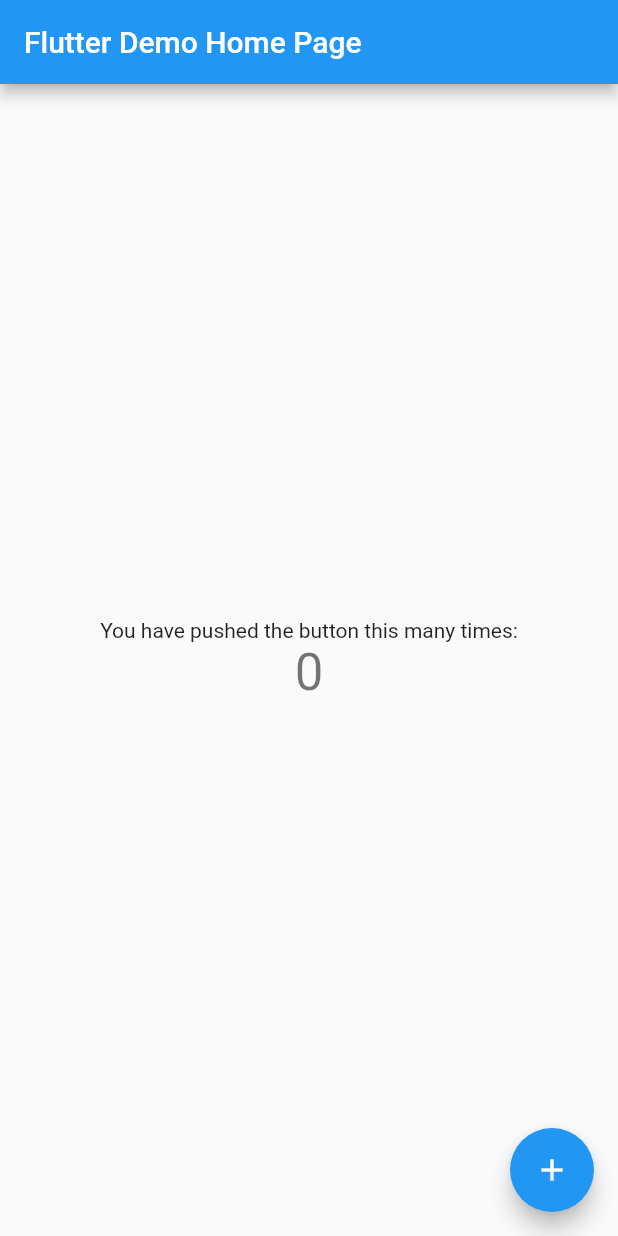
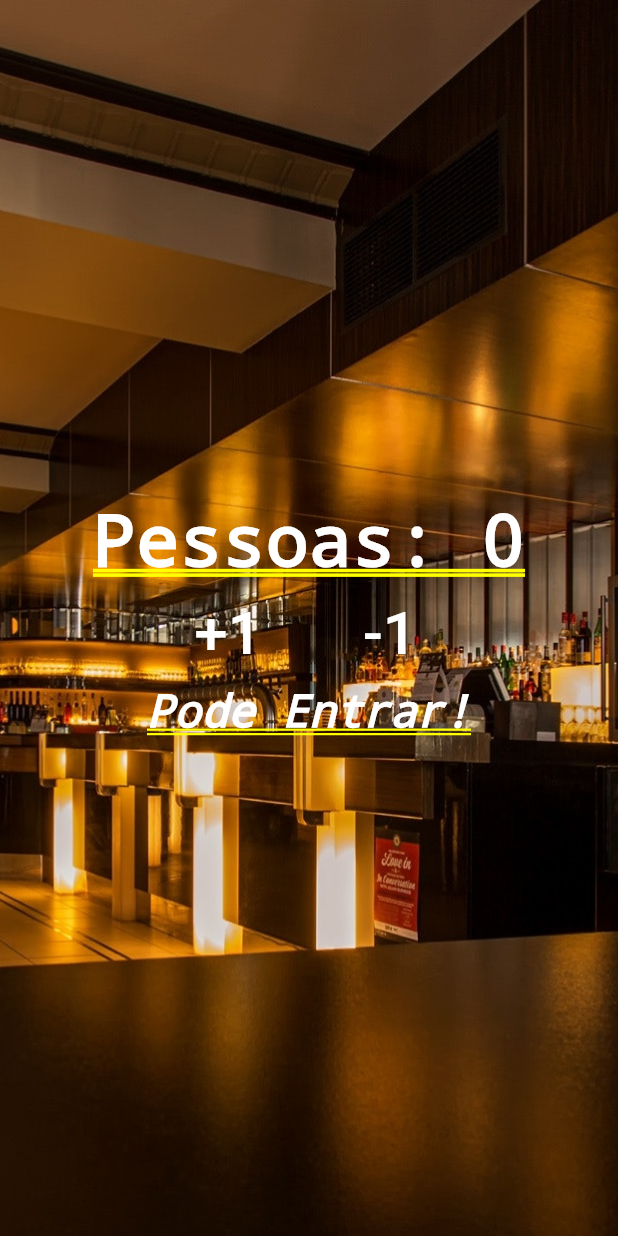
Before and after one commit to jonatan-machado/contador_de_pessoas, a Flutter app: the screen it shows after launch, on a phone screen of 412 x 824 dp. Run offline on Flutter 3.47's test engine with Material 2 defaults, Android fonts, the phone set to English and light mode, and no system bars.

Commit message:
Contador de pessoas concluido

```diff
--- a/lib/main.dart
+++ b/lib/main.dart
@@ -1,111 +1,91 @@
 import 'package:flutter/material.dart';
 
-void main() => runApp(MyApp());
-
-class MyApp extends StatelessWidget {
-  // This widget is the root of your application.
-  @override
-  Widget build(BuildContext context) {
-    return MaterialApp(
-      title: 'Flutter Demo',
-      theme: ThemeData(
-        // This is the theme of your application.
-        //
-        // Try running your application with "flutter run". You'll see the
-        // application has a blue toolbar. Then, without quitting the app, try
-        // changing the primarySwatch below to Colors.green and then invoke
-        // "hot reload" (press "r" in the console where you ran "flutter run",
-        // or simply save your changes to "hot reload" in a Flutter IDE).
-        // Notice that the counter didn't reset back to zero; the application
-        // is not restarted.
-        primarySwatch: Colors.blue,
-      ),
-      home: MyHomePage(title: 'Flutter Demo Home Page'),
-    );
-  }
+void main() {
+  runApp(MaterialApp(title: "Contador de Pessoas", home: Home()));
 }
 
-class MyHomePage extends StatefulWidget {
-  MyHomePage({Key key, this.title}) : super(key: key);
-
-  // This widget is the home page of your application. It is stateful, meaning
-  // that it has a State object (defined below) that contains fields that affect
-  // how it looks.
-
-  // This class is the configuration for the state. It holds the values (in this
-  // case the title) provided by the parent (in this case the App widget) and
-  // used by the build method of the State. Fields in a Widget subclass are
-  // always marked "final".
-
-  final String title;
-
+class Home extends StatefulWidget {
   @override
-  _MyHomePageState createState() => _MyHomePageState();
+  _HomeState createState() => _HomeState();
 }
 
-class _MyHomePageState extends State<MyHomePage> {
-  int _counter = 0;
+class _HomeState extends State<Home> {
+  int _people = 0;
+  String _infoText = "Pode Entrar!";
 
-  void _incrementCounter() {
+  void _changePeople(int delta) {
     setState(() {
-      // This call to setState tells the Flutter framework that something has
-      // changed in this State, which causes it to rerun the build method below
-      // so that the display can reflect the updated values. If we changed
-      // _counter without calling setState(), then the build method would not be
-      // called again, and so nothing would appear to happen.
-      _counter++;
+      _people += delta;
+
+      if (_people < 0) {
+        _infoText = "Mundo Inverdito?";
+      } else if (_people <= 10) {
+        _infoText = "Pode Entrar!";
+      } else {
+        _infoText = "Lotado!";
+      }
     });
   }
 
   @override
   Widget build(BuildContext context) {
-    // This method is rerun every time setState is called, for instance as done
-    // by the _incrementCounter method above.
-    //
-    // The Flutter framework has been optimized to make rerunning build methods
-    // fast, so that you can just rebuild anything that needs updating rather
-    // than having to individually change instances of widgets.
-    return Scaffold(
-      appBar: AppBar(
-        // Here we take the value from the MyHomePage object that was created by
-        // the App.build method, and use it to set our appbar title.
-        title: Text(widget.title),
-      ),
-      body: Center(
-        // Center is a layout widget. It takes a single child and positions it
-        // in the middle of the parent.
-        child: Column(
-          // Column is also a layout widget. It takes a list of children and
-          // arranges them vertically. By default, it sizes itself to fit its
-          // children horizontally, and tries to be as tall as its parent.
-          //
-          // Invoke "debug painting" (press "p" in the console, choose the
-          // "Toggle Debug Paint" action from the Flutter Inspector in Android
-          // Studio, or the "Toggle Debug Paint" command in Visual Studio Code)
-          // to see the wireframe for each widget.
-          //
-          // Column has various properties to control how it sizes itself and
-          // how it positions its children. Here we use mainAxisAlignment to
-          // center the children vertically; the main axis here is the vertical
-          // axis because Columns are vertical (the cross axis would be
-          // horizontal).
+    return Stack(
+      children: <Widget>[
+        Image.asset(
+          "images/restaurant.jpg",
+          fit: BoxFit.cover,
+          height: 1000.0,
+        ),
+        Column(
           mainAxisAlignment: MainAxisAlignment.center,
           children: <Widget>[
             Text(
-              'You have pushed the button this many times:',
+              "Pessoas: $_people",
+              style: TextStyle(
+                color: Colors.white,
+                fontWeight: FontWeight.bold,
+              ),
+            ),
+            Row(
+              mainAxisAlignment: MainAxisAlignment.center,
+              children: <Widget>[
+                Padding(
+                  padding: EdgeInsets.all(10.0),
+                  child: FlatButton(
+                    child: Text(
+                      "+1",
+                      style: TextStyle(fontSize: 40.0, color: Colors.white),
+                    ),
+                    onPressed: () {
+                      _changePeople(1);
+                    },
+                  ),
+                ),
+                Padding(
+                  padding: EdgeInsets.all(10.0),
+                  child: FlatButton(
+                    child: Text(
+                      "-1",
+                      style: TextStyle(fontSize: 40.0, color: Colors.white),
+                    ),
+                    onPressed: () {
+                      _changePeople(-1);
+                    },
+                  ),
+                )
+              ],
             ),
             Text(
-              '$_counter',
-              style: Theme.of(context).textTheme.display1,
+              _infoText,
+              style: TextStyle(
+                color: Colors.white,
+                fontStyle: FontStyle.italic,
+                fontSize: 30,
+              ),
             ),
           ],
-        ),
-      ),
-      floatingActionButton: FloatingActionButton(
-        onPressed: _incrementCounter,
-        tooltip: 'Increment',
-        child: Icon(Icons.add),
-      ), // This trailing comma makes auto-formatting nicer for build methods.
+        )
+      ],
     );
   }
 }
--- a/pubspec.yaml
+++ b/pubspec.yaml
@@ -45,6 +45,9 @@ flutter:
   #  - images/a_dot_burr.jpeg
   #  - images/a_dot_ham.jpeg
 
+  assets:
+   - images/restaurant.jpg
+
   # An image asset can refer to one or more resolution-specific "variants", see
   # https://flutter.dev/assets-and-images/#resolution-aware.
 
```
Also changed, not shown: images/restaurant.jpg (added), 1 other file.
